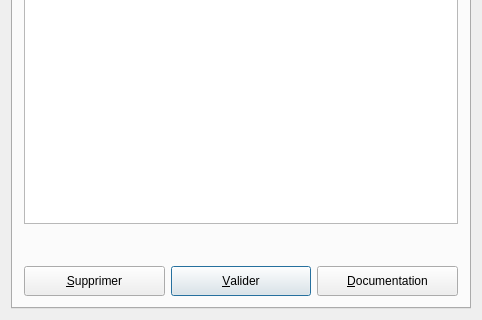
SalomePlatform/eficas_tools, file UiQT4/desUniqueASSD.ui: the form before one commit; both pictures show x 0 to 482 and y 160 to 480 of the 482 by 480 pixel window.
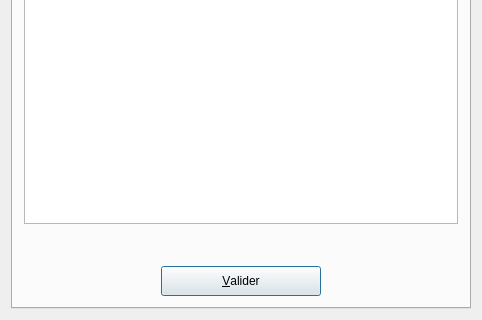
The form after the commit.

Patch:
```diff
--- a/UiQT4/desUniqueASSD.ui
+++ b/UiQT4/desUniqueASSD.ui
@@ -28,7 +28,7 @@
             <attribute name="title" >
               <string>Saisir Valeur</string>
             </attribute>
-            <layout class="QGridLayout" >
+      <layout class="QGridLayout" name="gridLayout" >
               <item row="0" column="0" >
                 <widget class="QLabel" name="textLabel2" >
                   <property name="minimumSize" >
@@ -66,34 +66,25 @@
                 </widget>
               </item>
               <item row="3" column="0" >
-                <layout class="QHBoxLayout" >
+        <layout class="QHBoxLayout" name="horizontalLayout" >
                   <item>
-                    <widget class="QPushButton" name="bSup" >
-                      <property name="minimumSize" >
+          <spacer name="horizontalSpacer" >
+           <property name="orientation" >
+            <enum>Qt::Horizontal</enum>
+           </property>
+           <property name="sizeHint" stdset="0" >
                         <size>
-                          <width>0</width>
-                          <height>30</height>
-                        </size>
-                      </property>
-                      <property name="text" >
-                        <string>&amp;Supprimer</string>
-                      </property>
-                      <property name="shortcut" >
-                        <string>Alt+S</string>
-                      </property>
-                      <property name="autoDefault" >
-                        <bool>true</bool>
-                      </property>
-                      <property name="toolTip" stdset="0" >
-                        <string>suppression du mot clef</string>
-                      </property>
-                    </widget>
+             <width>138</width>
+             <height>20</height>
+            </size>
+           </property>
+          </spacer>
                   </item>
                   <item>
                     <widget class="QPushButton" name="bOk" >
                       <property name="minimumSize" >
                         <size>
-                          <width>0</width>
+             <width>160</width>
                           <height>30</height>
                         </size>
                       </property>
@@ -115,26 +106,17 @@
                     </widget>
                   </item>
                   <item>
-                    <widget class="QPushButton" name="bHelp" >
-                      <property name="minimumSize" >
+          <spacer name="horizontalSpacer_2" >
+           <property name="orientation" >
+            <enum>Qt::Horizontal</enum>
+           </property>
+           <property name="sizeHint" stdset="0" >
                         <size>
-                          <width>0</width>
-                          <height>30</height>
-                        </size>
-                      </property>
-                      <property name="text" >
-                        <string>&amp;Documentation</string>
-                      </property>
-                      <property name="shortcut" >
-                        <string>Alt+D</string>
-                      </property>
-                      <property name="autoDefault" >
-                        <bool>true</bool>
-                      </property>
-                      <property name="toolTip" stdset="0" >
-                        <string>affichage documentation aster</string>
-                      </property>
-                    </widget>
+             <width>138</width>
+             <height>20</height>
+            </size>
+           </property>
+          </spacer>
                   </item>
                 </layout>
               </item>
```
Left out of the diff: 13 changed lines with no effect on the pictures. Lines whose indentation alone changed are shown as unchanged.
